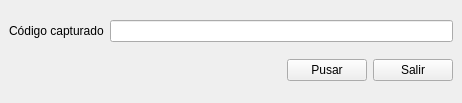
This is barcodereader.ui in malbertocuao/BarcodeReader as Qt 5 draws it before an edit. The edited form follows.
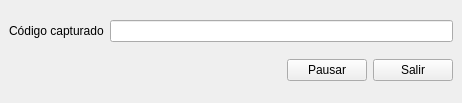
This is the edited form.

What changed in the file:
```diff
--- a/barcodereader.ui
+++ b/barcodereader.ui
@@ -47,7 +47,7 @@
       <item>
        <widget class="QPushButton" name="pushPause">
         <property name="text">
-         <string>Pusar</string>
+         <string>Pausar</string>
         </property>
        </widget>
       </item>
```
